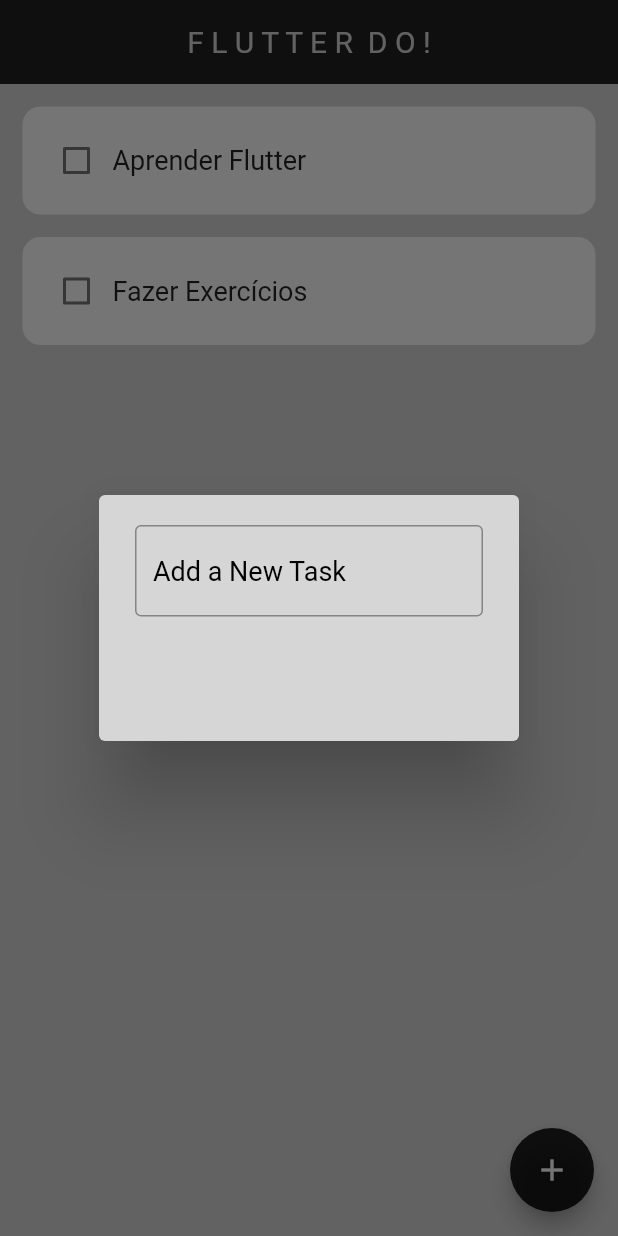
After one commit to OGabrielPereira/FlutterDo, a Flutter app: the screen it shows after launch, after a tap on the "add" icon, on a phone screen of 412 x 824 dp. The commit adds this screen. Run offline on Flutter 3.47's test engine with Material 2 defaults, Android fonts, the phone set to English and light mode, and no system bars.

Commit message:
creating StatelessWidget Buttons

```diff
--- a/lib/pages/home_pade.dart
+++ b/lib/pages/home_pade.dart
@@ -1,4 +1,5 @@
 import 'package:flutter/material.dart';
+import 'package:flutter_do/utils/dialog_box.dart';
 import 'package:flutter_do/utils/todo_tile.dart';
 
 class HomePage extends StatefulWidget {
@@ -24,6 +25,16 @@
     });
   }
 
+  // function to create a new task
+  void createNewTask() {
+    showDialog(
+      context: context,
+      builder: (context) {
+        return DialogBox();
+      },
+    );
+  }
+
   @override
   Widget build(BuildContext context) {
     return Scaffold(
@@ -39,6 +50,12 @@
           ),
         ),
         centerTitle: true,
+      ),
+
+      floatingActionButton: FloatingActionButton(
+        backgroundColor: const Color.fromARGB(216, 0, 0, 0),
+        onPressed: createNewTask,
+        child: const Icon(Icons.add),
       ),
 
       body: ListView.builder(
--- /dev/null
+++ b/lib/utils/dialog_box.dart
@@ -0,0 +1,39 @@
+import 'package:flutter/material.dart';
+
+class DialogBox extends StatelessWidget {
+  const DialogBox({super.key});
+
+  @override
+  Widget build(BuildContext context) {
+    return AlertDialog(
+      backgroundColor: const Color.fromARGB(255, 214, 214, 214),
+      content: SizedBox(
+        height: 120,
+        child: Column(
+          children: [
+
+            // get user input
+            const TextField(
+              decoration: InputDecoration(
+                  hintText: "Add a New Task",
+                  hintStyle: TextStyle(
+                    color: Color.fromARGB(255, 0, 0, 0),
+                    fontSize: 18,
+                    fontWeight: FontWeight.w400,
+                  ),
+                  border: OutlineInputBorder(),
+                ),
+              ),
+
+            // buttons -> save and cancel
+            Row(
+              children: const [
+
+              ],
+            )
+          ]
+        ),
+      ),
+    );
+  }
+}
--- /dev/null
+++ b/lib/utils/my_button.dart
@@ -0,0 +1,18 @@
+import 'package:flutter/material.dart';
+
+class MyButton extends StatelessWidget {
+
+  final String text;
+  VoidCallback onPressed;
+
+  MyButton({
+    super.key,
+    required this.text,
+    required this.onPressed
+  });
+
+  @override
+  Widget build(BuildContext context) {
+    return MaterialButton(onPressed: onPressed);
+  }
+}
```
